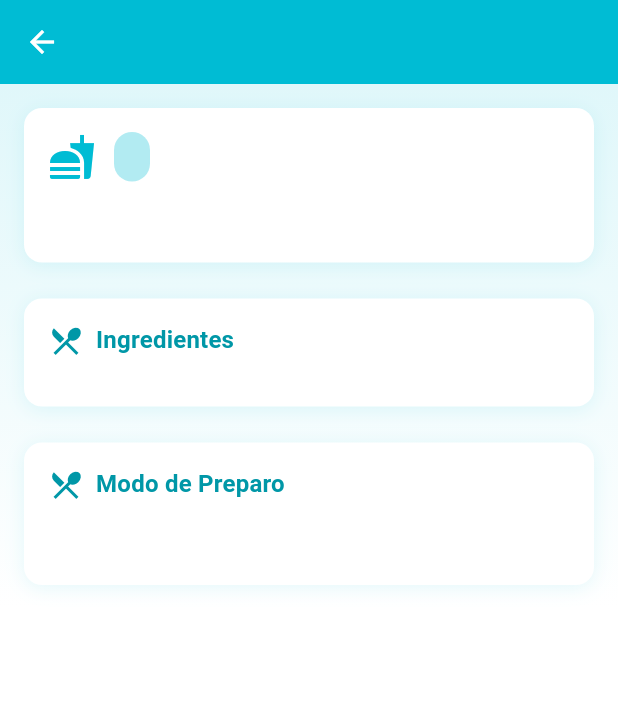
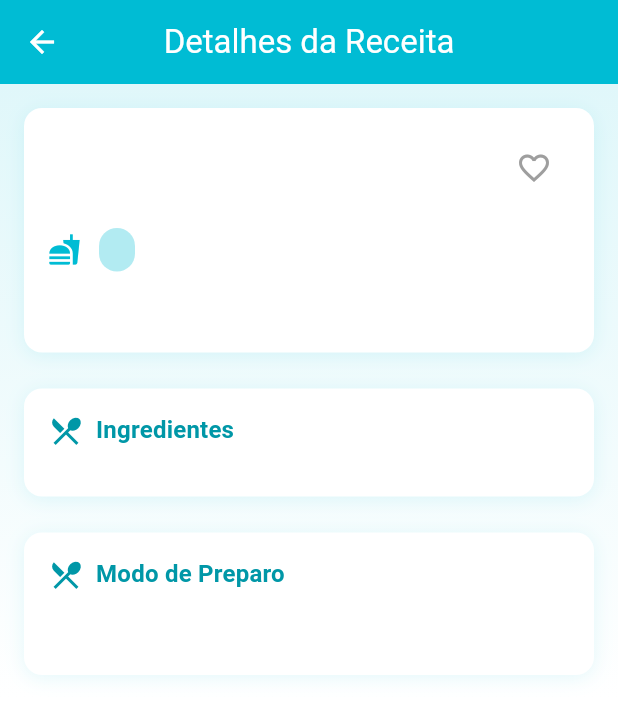
Before and after one commit to italogmfaria/recipes_keeper_v2, a Flutter app: the DetalhesView screen opened directly with empty values, on a phone screen of 412 x 824 dp. Shown: the top 718 px of the screen. Run offline on Flutter 3.47's test engine with Material 3 defaults, Android fonts, the phone set to English and light mode, and no system bars.

Commit message:
feat: projeto concluído

```diff
--- a/lib/models/receita.dart
+++ b/lib/models/receita.dart
@@ -7,6 +7,7 @@ class Receita {
   final List<String> ingredientes;
   final String modoPreparo;
   final String categoria;
+  final bool isFavorite;
 
   Receita({
     required this.id,
@@ -15,7 +16,28 @@ class Receita {
     required this.ingredientes,
     required this.modoPreparo,
     required this.categoria,
+    this.isFavorite = false,
   });
+
+  Receita copyWith({
+    int? id,
+    String? titulo,
+    String? descricao,
+    List<String>? ingredientes,
+    String? modoPreparo,
+    String? categoria,
+    bool? isFavorite,
+  }) {
+    return Receita(
+      id: id ?? this.id,
+      titulo: titulo ?? this.titulo,
+      descricao: descricao ?? this.descricao,
+      ingredientes: ingredientes ?? this.ingredientes,
+      modoPreparo: modoPreparo ?? this.modoPreparo,
+      categoria: categoria ?? this.categoria,
+      isFavorite: isFavorite ?? this.isFavorite,
+    );
+  }
 
   factory Receita.fromJson(Map<String, dynamic> json) {
     return Receita(
@@ -25,6 +47,7 @@ class Receita {
       ingredientes: List<String>.from(json['ingredientes']),
       modoPreparo: json['modoPreparo'],
       categoria: json['categoria'],
+      isFavorite: json['isFavorite'] ?? false,
     );
   }
 
@@ -35,5 +58,6 @@ class Receita {
     'ingredientes': ingredientes,
     'modoPreparo': modoPreparo,
     'categoria': categoria,
+    'isFavorite': isFavorite,
   };
 }
--- a/lib/views/detalhes_view.dart
+++ b/lib/views/detalhes_view.dart
@@ -1,20 +1,25 @@
 import 'package:flutter/material.dart';
+import 'package:provider/provider.dart';
 import '../models/receita.dart';
+import '../viewmodels/receitas_viewmodel.dart';
 
-class DetalhesView extends StatefulWidget {
+class DetalhesView extends StatelessWidget {
   final Receita receita;
   const DetalhesView({super.key, required this.receita});
 
   @override
-  State<DetalhesView> createState() => _DetalhesViewState();
-}
+  Widget build(BuildContext context) {
+    return Consumer<ReceitasViewModel>(
+      builder: (context, viewModel, child) {
+        final allRecipes = [...viewModel.doces, ...viewModel.salgadas, ...viewModel.bebidas];
+        final currentRecipe = allRecipes.firstWhere(
+          (r) => r.id == receita.id && r.categoria == receita.categoria,
+          orElse: () => receita, // Fallback to the initial recipe
+        );
 
-class _DetalhesViewState extends State<DetalhesView> {
-  @override
-  Widget build(BuildContext context) {
         return Scaffold(
           appBar: AppBar(
-        title: Text(widget.receita.titulo),
+            title: const Text('Detalhes da Receita'),
           ),
           body: Container(
             decoration: BoxDecoration(
@@ -32,19 +37,21 @@ class _DetalhesViewState extends State<DetalhesView> {
               child: Column(
                 crossAxisAlignment: CrossAxisAlignment.start,
                 children: [
-              _buildHeader(),
+                  _buildHeader(context, currentRecipe, viewModel),
                   const SizedBox(height: 24),
-              _buildIngredientes(),
+                  _buildIngredientes(context, currentRecipe),
                   const SizedBox(height: 24),
-              _buildModoPreparo(),
+                  _buildModoPreparo(context, currentRecipe),
                 ],
               ),
             ),
           ),
         );
+      },
+    );
   }
 
-  Widget _buildHeader() {
+  Widget _buildHeader(BuildContext context, Receita receita, ReceitasViewModel viewModel) {
     return Container(
       padding: const EdgeInsets.all(16),
       decoration: BoxDecoration(
@@ -62,11 +69,36 @@ class _DetalhesViewState extends State<DetalhesView> {
         crossAxisAlignment: CrossAxisAlignment.start,
         children: [
           Row(
+            mainAxisAlignment: MainAxisAlignment.spaceBetween,
+            crossAxisAlignment: CrossAxisAlignment.start,
+            children: [
+              Expanded(
+                child: Text(
+                  receita.titulo,
+                  style: Theme.of(context).textTheme.headlineSmall?.copyWith(
+                        color: Colors.cyan.shade800,
+                        fontWeight: FontWeight.bold,
+                      ),
+                ),
+              ),
+              IconButton(
+                icon: Icon(
+                  receita.isFavorite ? Icons.favorite : Icons.favorite_border,
+                  color: receita.isFavorite ? Colors.red.shade400 : Colors.grey,
+                ),
+                onPressed: () {
+                  viewModel.toggleFavorito(receita);
+                },
+              ),
+            ],
+          ),
+          const SizedBox(height: 16),
+          Row(
             children: [
               Icon(
-                _getCategoryIcon(widget.receita.categoria),
+                _getCategoryIcon(receita.categoria),
                 color: Colors.cyan,
-                size: 32,
+                size: 22,
               ),
               const SizedBox(width: 12),
               Container(
@@ -79,10 +111,11 @@ class _DetalhesViewState extends State<DetalhesView> {
                   borderRadius: BorderRadius.circular(20),
                 ),
                 child: Text(
-                  widget.receita.categoria.toUpperCase(),
+                  receita.categoria.toUpperCase(),
                   style: TextStyle(
                     color: Colors.cyan.shade800,
                     fontWeight: FontWeight.bold,
+                    fontSize: 12,
                   ),
                 ),
               ),
@@ -90,7 +123,7 @@ class _DetalhesViewState extends State<DetalhesView> {
           ),
           const SizedBox(height: 16),
           Text(
-            widget.receita.descricao,
+            receita.descricao,
             style: Theme.of(context).textTheme.titleMedium?.copyWith(
                   color: Colors.grey.shade700,
                   height: 1.4,
@@ -101,7 +134,7 @@ class _DetalhesViewState extends State<DetalhesView> {
     );
   }
 
-  Widget _buildIngredientes() {
+  Widget _buildIngredientes(BuildContext context, Receita receita) {
     return Container(
       padding: const EdgeInsets.all(16),
       decoration: BoxDecoration(
@@ -132,7 +165,7 @@ class _DetalhesViewState extends State<DetalhesView> {
             ],
           ),
           const SizedBox(height: 16),
-          ...widget.receita.ingredientes.map((ingrediente) => Padding(
+          ...receita.ingredientes.map((ingrediente) => Padding(
                 padding: const EdgeInsets.symmetric(vertical: 4),
                 child: Row(
                   children: [
@@ -142,10 +175,12 @@ class _DetalhesViewState extends State<DetalhesView> {
                       color: Colors.cyan.shade300,
                     ),
                     const SizedBox(width: 8),
-                    Text(
+                    Expanded(
+                      child: Text(
                         ingrediente,
                         style: Theme.of(context).textTheme.bodyMedium?.copyWith(
                               color: Colors.grey.shade700,
+                            ),
                       ),
                     ),
                   ],
@@ -156,7 +191,7 @@ class _DetalhesViewState extends State<DetalhesView> {
     );
   }
 
-  Widget _buildModoPreparo() {
+  Widget _buildModoPreparo(BuildContext context, Receita receita) {
     return Container(
       padding: const EdgeInsets.all(16),
       decoration: BoxDecoration(
@@ -188,7 +223,7 @@ class _DetalhesViewState extends State<DetalhesView> {
           ),
           const SizedBox(height: 16),
           Text(
-            widget.receita.modoPreparo,
+            receita.modoPreparo,
             style: Theme.of(context).textTheme.bodyMedium?.copyWith(
                   color: Colors.grey.shade700,
                   height: 1.6,
--- a/lib/widgets/receita_card.dart
+++ b/lib/widgets/receita_card.dart
@@ -1,26 +1,22 @@
 import 'package:flutter/material.dart';
+import 'package:provider/provider.dart';
 import '../models/receita.dart';
+import '../viewmodels/receitas_viewmodel.dart';
 
-class ReceitaCard extends StatefulWidget {
+class ReceitaCard extends StatelessWidget {
   final Receita receita;
-  final VoidCallback onTap;
 
-  const ReceitaCard({
-    super.key,
-    required this.receita,
-    required this.onTap,
-  });
+  const ReceitaCard({super.key, required this.receita});
 
   @override
-  State<ReceitaCard> createState() => _ReceitaCardState();
-}
+  Widget build(BuildContext context) {
+    final viewModel = Provider.of<ReceitasViewModel>(context);
 
-class _ReceitaCardState extends State<ReceitaCard> {
-  @override
-  Widget build(BuildContext context) {
     return Card(
       child: InkWell(
-        onTap: widget.onTap,
+        onTap: () {
+          Navigator.pushNamed(context, '/detalhes', arguments: receita);
+        },
         borderRadius: BorderRadius.circular(12),
         child: Container(
           decoration: BoxDecoration(
@@ -39,30 +35,47 @@ class _ReceitaCardState extends State<ReceitaCard> {
               crossAxisAlignment: CrossAxisAlignment.start,
               children: [
                 Row(
+                  crossAxisAlignment: CrossAxisAlignment.start,
                   children: [
                     Icon(
-                      _getCategoryIcon(widget.receita.categoria),
+                      _getCategoryIcon(receita.categoria),
                       color: Theme.of(context).colorScheme.primary,
                       size: 28,
                     ),
                     const SizedBox(width: 12),
                     Expanded(
+                      child: Padding(
+                        padding: const EdgeInsets.only(top: 4.0),
                         child: Text(
-                        widget.receita.titulo,
+                          receita.titulo,
                           style: Theme.of(context).textTheme.titleLarge?.copyWith(
                                 color: Colors.cyan.shade800,
                                 fontWeight: FontWeight.bold,
                               ),
                         ),
                       ),
+                    ),
+                    IconButton(
+                      padding: EdgeInsets.zero,
+                      constraints: const BoxConstraints(),
+                      icon: Icon(
+                        receita.isFavorite ? Icons.favorite : Icons.favorite_border,
+                        color: receita.isFavorite ? Colors.red.shade400 : Colors.grey,
+                      ),
+                      onPressed: () {
+                        viewModel.toggleFavorito(receita);
+                      },
+                    ),
                   ],
                 ),
                 const SizedBox(height: 12),
                 Text(
-                  widget.receita.descricao,
+                  receita.descricao,
                   style: Theme.of(context).textTheme.bodyMedium?.copyWith(
                         color: Colors.grey.shade700,
                       ),
+                  maxLines: 2,
+                  overflow: TextOverflow.ellipsis,
                 ),
                 const SizedBox(height: 16),
                 Row(
@@ -77,7 +90,7 @@ class _ReceitaCardState extends State<ReceitaCard> {
                         ),
                         const SizedBox(width: 4),
                         Text(
-                          '${widget.receita.ingredientes.length} ingredientes',
+                          '${receita.ingredientes.length} ingredientes',
                           style: TextStyle(
                             color: Colors.cyan.shade300,
                             fontWeight: FontWeight.w500,
@@ -95,7 +108,7 @@ class _ReceitaCardState extends State<ReceitaCard> {
                         borderRadius: BorderRadius.circular(12),
                       ),
                       child: Text(
-                        widget.receita.categoria.toUpperCase(),
+                        receita.categoria.toUpperCase(),
                         style: TextStyle(
                           color: Colors.cyan.shade700,
                           fontSize: 12,
```
Also changed, not shown: lib/main.dart (+33 -8 lines), lib/services/receitas_service.dart (+50 -11 lines), lib/shared/app_drawer.dart (+39 -11 lines), lib/viewmodels/receitas_viewmodel.dart (+36 -15 lines), lib/views/favoritos_view.dart (added, +36 -0 lines), lib/views/home_view.dart (+20 -4 lines), lib/widgets/categoria_tabs.dart (+0 -7 lines). Lines whose indentation alone changed are shown as unchanged.
